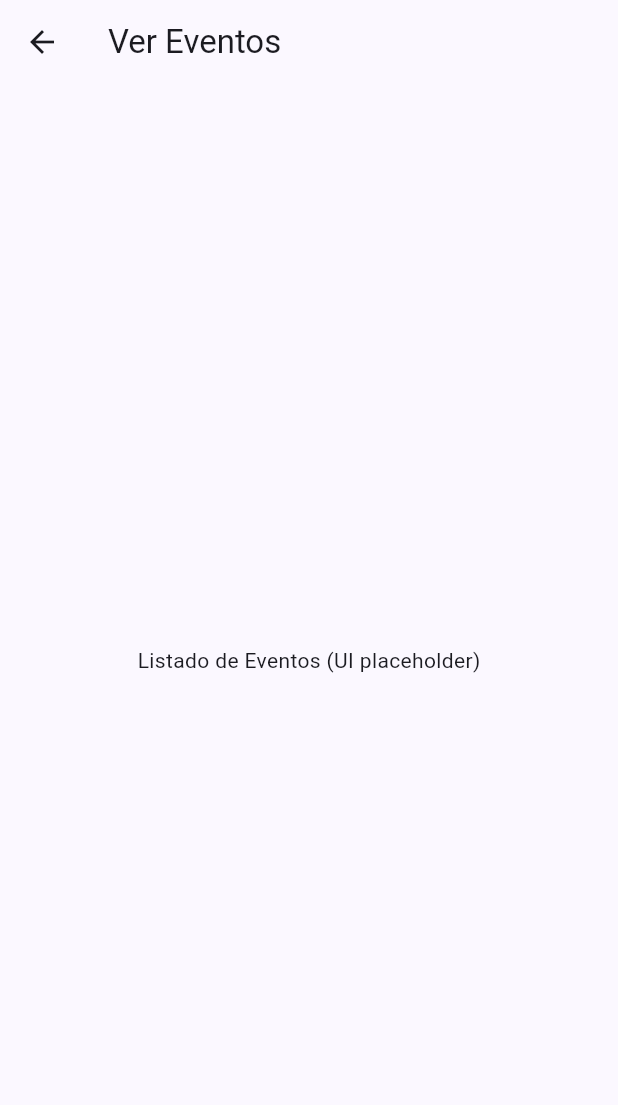
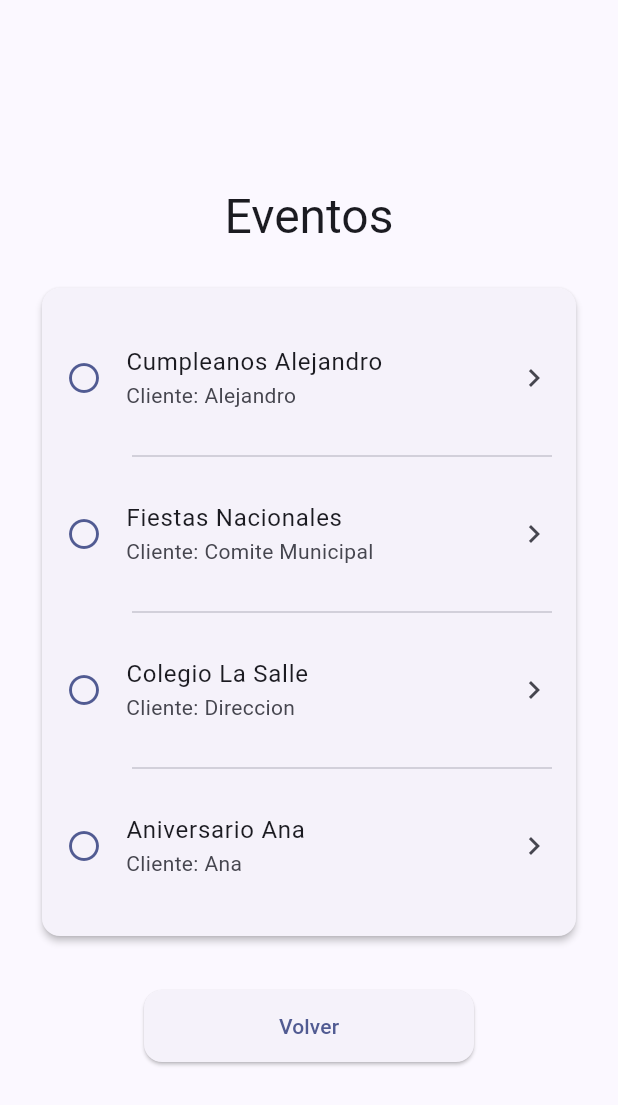
Before and after one commit to AlejandroH7/Pitty-frontedn, a Flutter app: the EventListPage screen opened by its route, on a phone screen of 412 x 824 dp. Shown: the top 1105 px of the screen. Run offline on Flutter 3.47's test engine with Material 3 defaults, Android fonts, the phone set to English and light mode, and no system bars.

Commit message:
Avance Rene Castillo

```diff
--- a/my_flutter_app/lib/main.dart
+++ b/my_flutter_app/lib/main.dart
@@ -10,6 +10,7 @@ import 'package:my_flutter_app/presentation/pages/materia_prima_detail_page.dart
 import 'package:my_flutter_app/presentation/pages/materia_prima_list_page.dart';
 import 'package:my_flutter_app/presentation/pages/materia_prima_page.dart';
 import 'presentation/pages/event_add_page.dart';
+import 'presentation/pages/event_detail_page.dart';
 import 'presentation/pages/event_list_page.dart';
 import 'presentation/pages/events_menu_page.dart';
 import 'presentation/pages/orders_add_page.dart';
@@ -59,6 +60,7 @@ class MyApp extends StatelessWidget {
         '/eventos': (context) => const EventsMenuPage(),
         '/eventos/agregar': (context) => const EventAddPage(),
         '/eventos/lista': (context) => const EventListPage(),
+        '/eventos/detalle': (context) => const EventDetailPage(),
         '/inventario/materia-prima': (context) => const MateriaPrimaPage(),
         '/inventario/postres': (context) => const PostresPage(),
         '/inventario/materia-prima/agregar': (context) =>
--- a/my_flutter_app/lib/presentation/pages/event_list_page.dart
+++ b/my_flutter_app/lib/presentation/pages/event_list_page.dart
@@ -1,17 +1,123 @@
-// lib/presentation/pages/event_list_page.dart
 import 'package:flutter/material.dart';
+import '../widgets/custom_button.dart';
 
 class EventListPage extends StatelessWidget {
   const EventListPage({super.key});
 
   @override
   Widget build(BuildContext context) {
+    final theme = Theme.of(context);
+    final events = <Map<String, String>>[
+      {
+        'evento': 'Cumpleanos Alejandro',
+        'cliente': 'Alejandro',
+        'postre': 'Pastel tres leches',
+        'cantidad': '2',
+        'lugar': 'Aguacatan',
+        'anotacion': 'Diseno inspirado en Spiderman',
+        'fecha': '09-09-25',
+      },
+      {
+        'evento': 'Fiestas Nacionales',
+        'cliente': 'Comite Municipal',
+        'postre': 'Cupcakes variados',
+        'cantidad': '48',
+        'lugar': 'Parque Central',
+        'anotacion': 'Colores patrios',
+        'fecha': '15-09-25',
+      },
+      {
+        'evento': 'Colegio La Salle',
+        'cliente': 'Direccion',
+        'postre': 'Cheesecake de fresa',
+        'cantidad': '3',
+        'lugar': 'Salon de actos',
+        'anotacion': 'Porciones marcadas',
+        'fecha': '21-10-25',
+      },
+      {
+        'evento': 'Aniversario Ana',
+        'cliente': 'Ana',
+        'postre': 'Tiramisu',
+        'cantidad': '2',
+        'lugar': 'Restaurante Orquidea',
+        'anotacion': "Mensaje: 'Feliz aniversario'",
+        'fecha': '02-11-25',
+      },
+    ];
+
     return Scaffold(
-      appBar: AppBar(
-        title: const Text('Ver Eventos'),
-      ),
-      body: const Center(
-        child: Text('Listado de Eventos (UI placeholder)'),
+      backgroundColor: theme.colorScheme.background, // ignore: deprecated_member_use
+      body: SafeArea(
+        child: Center(
+          child: SingleChildScrollView(
+            padding: const EdgeInsets.symmetric(horizontal: 24),
+            child: Column(
+              mainAxisSize: MainAxisSize.min,
+              children: <Widget>[
+                const SizedBox(height: 24),
+                Text(
+                  'Eventos',
+                  style: theme.textTheme.headlineLarge,
+                  textAlign: TextAlign.center,
+                ),
+                const SizedBox(height: 24),
+                Card(
+                  elevation: 2,
+                  shape: RoundedRectangleBorder(
+                    borderRadius: BorderRadius.circular(12),
+                  ),
+                  child: Padding(
+                    padding: const EdgeInsets.symmetric(horizontal: 8, vertical: 12),
+                    child: ListView.separated(
+                      shrinkWrap: true,
+                      physics: const NeverScrollableScrollPhysics(),
+                      itemCount: events.length,
+                      separatorBuilder: (_, __) => Divider(
+                        height: 8,
+                        thickness: 1,
+                        indent: 52,
+                        endIndent: 8,
+                        color: theme.colorScheme.outlineVariant,
+                      ),
+                      itemBuilder: (context, index) {
+                        final event = events[index];
+                        return ListTile(
+                          contentPadding: const EdgeInsets.symmetric(
+                            vertical: 12,
+                            horizontal: 8,
+                          ),
+                          leading: Icon(
+                            Icons.radio_button_unchecked,
+                            color: theme.colorScheme.primary,
+                          ),
+                          title: Text(event['evento'] ?? '-'),
+                          subtitle: Text('Cliente: ${event['cliente'] ?? '-'}'),
+                          trailing: const Icon(Icons.navigate_next),
+                          onTap: () => Navigator.pushNamed(
+                            context,
+                            '/eventos/detalle',
+                            arguments: event,
+                          ),
+                        );
+                      },
+                    ),
+                  ),
+                ),
+                const SizedBox(height: 32),
+                SizedBox(
+                  width: 220,
+                  child: CustomButton(
+                    label: 'Volver',
+                    filled: true,
+                    onPressed: () => Navigator.pop(context),
+                  ),
+                ),
+                const SizedBox(height: 16),
+              ],
+            ),
+          ),
+        ),
       ),
     );
   }
```
Also changed, not shown: my_flutter_app/lib/presentation/pages/event_detail_page.dart (added, +123 -0 lines), my_flutter_app/lib/presentation/pages/events_menu_page.dart (+5 -9 lines).
